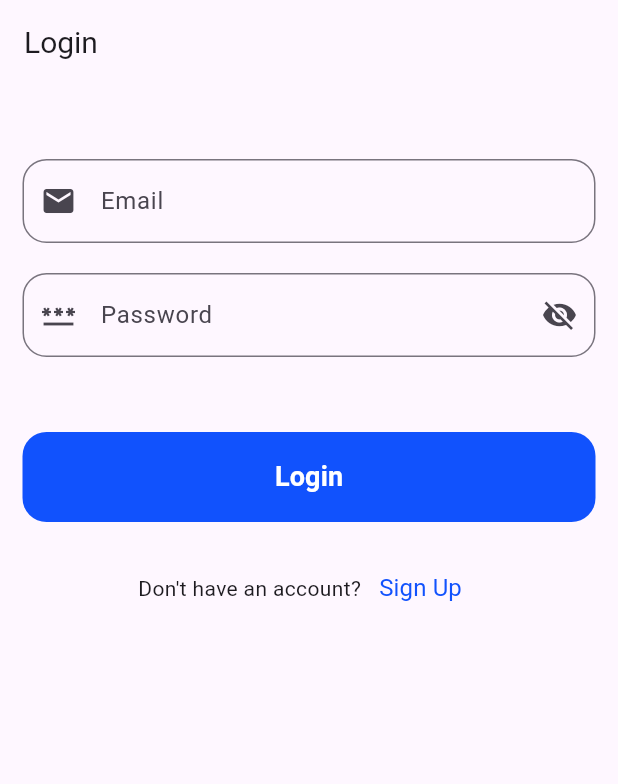
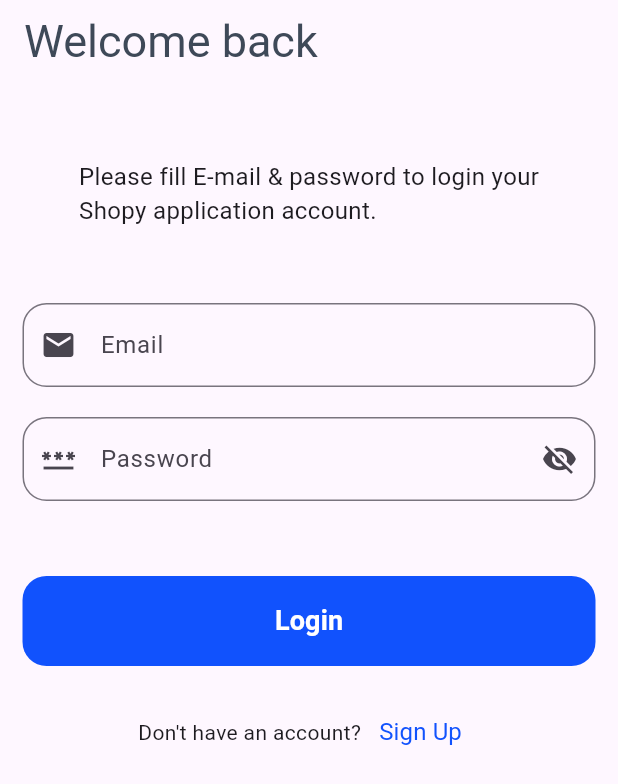
Before and after one commit to AhmedYasserTaha/shopy, a Flutter app: the LoginView screen opened directly, on a phone screen of 412 x 824 dp. Shown: the top 784 px of the screen. Run offline on Flutter 3.47's test engine with Material 3 defaults, Android fonts, the phone set to English and light mode, and no system bars; our stand-ins replace bloc, dio, flutter_bloc, font_awesome_flutter.

Commit message:
finshed login view

```diff
--- a/lib/core/utils/constans.dart
+++ b/lib/core/utils/constans.dart
@@ -4,6 +4,7 @@ abstract class Appcolor {
   static const kPColor = Color(0xff1152FD);
   // ignore: constant_identifier_names
   static const Khintcolor = Color(0xffbd5dde0);
+  static const Ktextcolor = Color(0xff3E4958);
 
   static const kTransationDuration = Duration(milliseconds: 250);
 }
--- a/lib/featured/auth/login/login_view.dart
+++ b/lib/featured/auth/login/login_view.dart
@@ -15,9 +15,9 @@ class LoginView extends StatelessWidget {
     return Scaffold(
       appBar: AppBar(
         automaticallyImplyLeading: false,
-        title: const Text(
-          "Login",
-          style: Styles.textStyle20,
+        title: Text(
+          "Welcome back",
+          style: Styles.textStyle30.copyWith(color: Appcolor.Ktextcolor),
         ),
       ),
       body: Padding(
@@ -25,6 +25,12 @@ class LoginView extends StatelessWidget {
           child: SingleChildScrollView(
             child: Column(
               children: [
+                const Text(
+                  "Please fill E-mail & password to login your\nShopy application account.",
+                  style: Styles.textStyle16,
+                ),
+                const SizedBox(height: 50), // مسافة بين الحقول
+
                 const CustomTextField(
                     label: "Email",
                     keyboardType: TextInputType.emailAddress,
```
